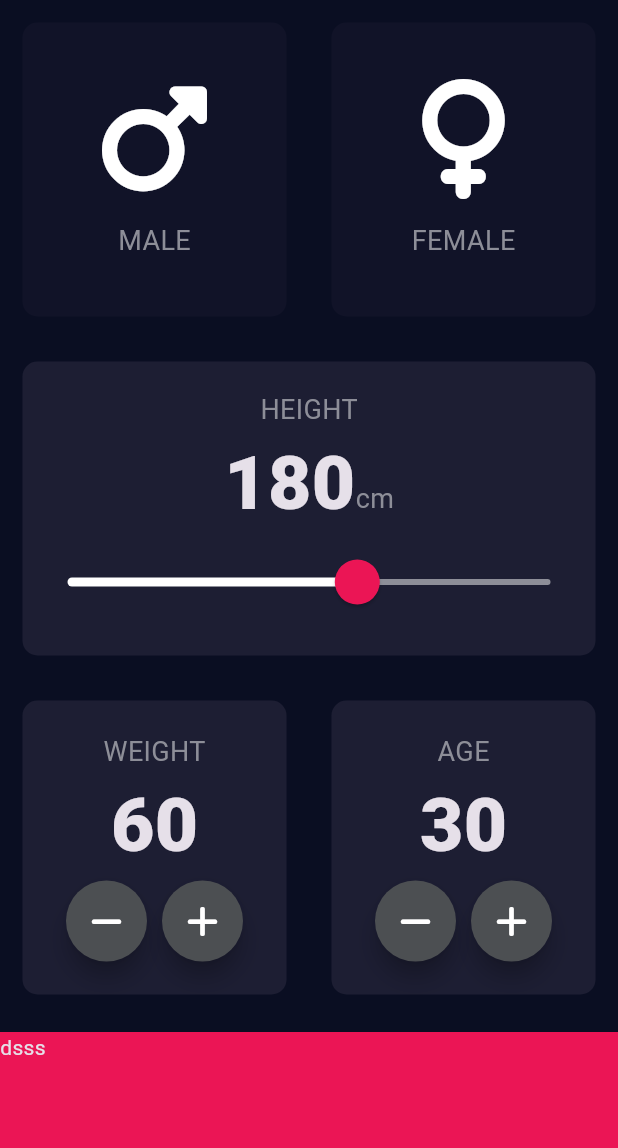
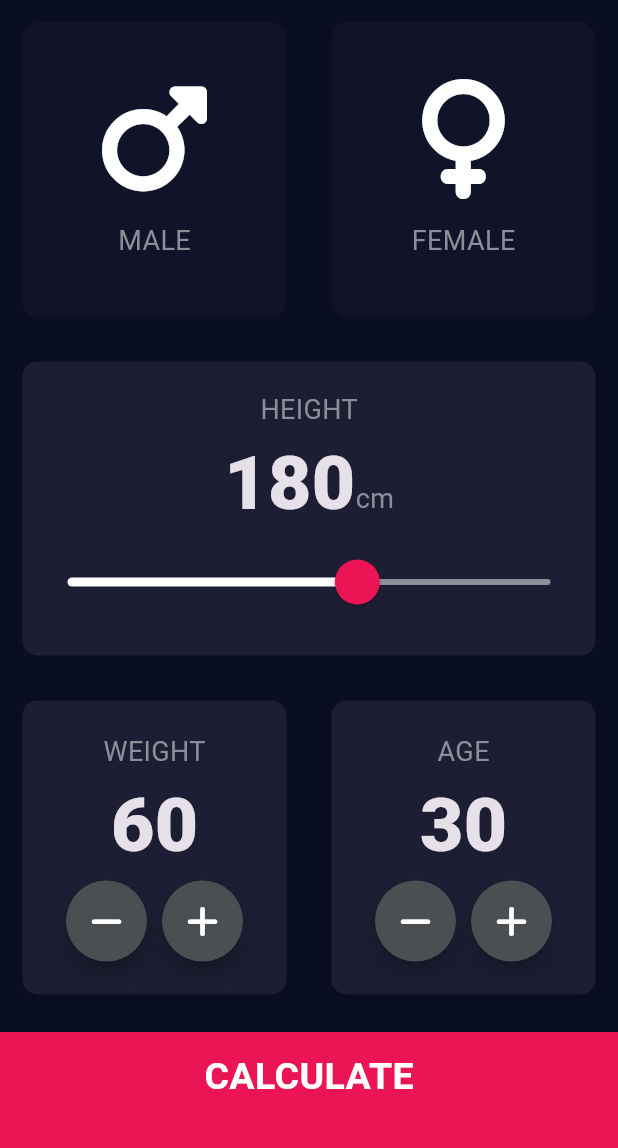
Before and after one commit to ThJordanAir/BMICalculator, a Flutter app: the screen it shows after launch, on a phone screen of 412 x 824 dp, the part 84-1232 px from its top. Run offline on Flutter 3.47's test engine with Material 3 defaults, Android fonts, the phone set to English and light mode, and no system bars; our stand-ins replace font_awesome_flutter.

Commit message:
BMI Brechnung und darstellen

```diff
--- /dev/null
+++ b/lib/components/button_bottom.dart
@@ -0,0 +1,24 @@
+import "package:flutter/material.dart";
+import "package:bmicalculator/constants.dart";
+
+class BottomButton extends StatelessWidget {
+  const BottomButton({super.key, required this.buttonTitle, required this.onTap});
+
+  final String buttonTitle;
+  final Function onTap;
+
+  @override
+  Widget build(BuildContext context) {
+    return GestureDetector(
+      onTap: () => onTap(),
+      child: Container(
+        color: kBottomContainerColor,
+        margin: EdgeInsets.only(top: 10.0),
+        padding: EdgeInsets.only(bottom: 20.0),
+        width: double.infinity,
+        height: kBottomContainerHeight,
+        child: Center(child: Text(buttonTitle, style: kLargeButtonTextStyle)),
+      ),
+    );
+  }
+}
--- a/lib/icon_content.dart
+++ b/lib/components/icon_content.dart
@@ -1,5 +1,5 @@
 import 'package:flutter/material.dart';
-import 'constants.dart';
+import 'package:bmicalculator/constants.dart';
 
 class IconContent extends StatelessWidget {
   const IconContent({super.key, required this.icon, required this.label});
--- /dev/null
+++ b/lib/components/round_icon_button.dart
@@ -0,0 +1,20 @@
+import "package:flutter/material.dart";
+
+class RoundIconButton extends StatelessWidget {
+  const RoundIconButton({super.key, this.icon, this.onPressed});
+
+  final IconData? icon;
+  final Function? onPressed;
+
+  @override
+  Widget build(BuildContext context) {
+    return RawMaterialButton(
+      onPressed: () => onPressed != null ? onPressed!() : null,
+      elevation: 6.0,
+      constraints: BoxConstraints.tightFor(width: 54.0, height: 56.0),
+      shape: CircleBorder(),
+      fillColor: Color(0xFF4C4F52),
+      child: Icon(icon),
+    );
+  }
+}
--- a/lib/main.dart
+++ b/lib/main.dart
@@ -1,5 +1,5 @@
 import 'package:flutter/material.dart';
-import 'input_page.dart';
+import 'screens/input_page.dart';
 
 void main() {
   runApp(const BMICalculator());
--- a/lib/input_page.dart
+++ b/lib/screens/input_page.dart
@@ -1,8 +1,12 @@
+import 'package:bmicalculator/calculator_brain.dart';
 import 'package:flutter/material.dart';
 import 'package:font_awesome_flutter/font_awesome_flutter.dart';
-import 'reusable_card.dart';
-import 'icon_content.dart';
-import 'constants.dart';
+import 'package:bmicalculator/components/reusable_card.dart';
+import 'package:bmicalculator/components/icon_content.dart';
+import 'package:bmicalculator/constants.dart';
+import 'package:bmicalculator/screens/results_page.dart';
+import "package:bmicalculator/components/button_bottom.dart";
+import "package:bmicalculator/components/round_icon_button.dart";
 
 enum Gender { female, male }
 
@@ -168,34 +172,34 @@ class _InputPageState extends State<InputPage> {
               ],
             ),
           ),
-          Container(
-            color: kBottomContainerColor,
-            margin: EdgeInsets.only(top: 10.0),
-            width: double.infinity,
-            height: kBottomContainerHeight,
-            child: Text("dsss"),
+          BottomButton(
+            buttonTitle: "CALCULATE",
+            onTap: () {
+              CalculatorBrain calc = CalculatorBrain(height: height, weight: weight);
+              Navigator.push(
+                context,
+                MaterialPageRoute(
+                  builder: (context) =>
+                      ResultsPage(bmiResult: calc.calculateBMI(), resultText: calc.getResults(), interpretation: calc.getInterpretation()),
+                ),
+              );
+            },
           ),
+          // GestureDetector(
+          //   onTap: () {
+          //     Navigator.push(context, MaterialPageRoute(builder: (context) => ResultsPage()));
+          //   },
+          //   child: Container(
+          //     color: kBottomContainerColor,
+          //     margin: EdgeInsets.only(top: 10.0),
+          //     padding: EdgeInsets.only(bottom: 20.0),
+          //     width: double.infinity,
+          //     height: kBottomContainerHeight,
+          //     child: Center(child: Text("CALCULATE", style: kLargeButtonTextStyle)),
+          //   ),
+          // ),
         ],
       ),
     );
   }
 }
-
-class RoundIconButton extends StatelessWidget {
-  const RoundIconButton({super.key, this.icon, this.onPressed});
-
-  final IconData? icon;
-  final Function? onPressed;
-
-  @override
-  Widget build(BuildContext context) {
-    return RawMaterialButton(
-      onPressed: () => onPressed != null ? onPressed!() : null,
-      elevation: 6.0,
-      constraints: BoxConstraints.tightFor(width: 54.0, height: 56.0),
-      shape: CircleBorder(),
-      fillColor: Color(0xFF4C4F52),
-      child: Icon(icon),
-    );
-  }
-}
```
Also changed, not shown: lib/calculator_brain.dart (added, +34 -0 lines), lib/constants.dart (+7 -0 lines), lib/screens/results_page.dart (added, +53 -0 lines), lib/components/reusable_card.dart (renamed from lib/reusable_card.dart).
